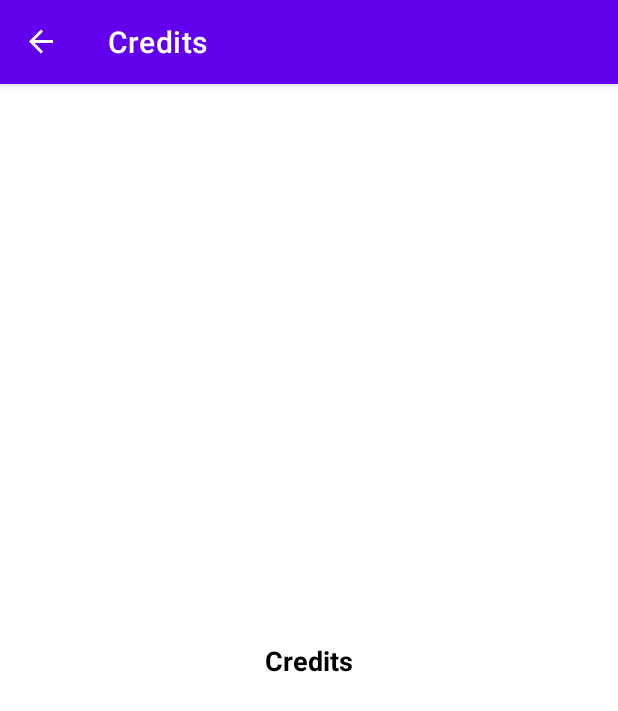
After one commit to Abhimanyu14/cat-fact, an Android app: the CreditsFragment screen opened through its navigation route, on a phone screen of 412 x 824 dp. The commit adds this screen. Shown: the top 711 px of the screen. Run offline under Robolectric (Android 15) with nearby library versions, the phone set to English and light mode, and no system bars; our stand-ins replace data binding, navigation-ui, paging; pictures from the network do not load.

Commit message:
navigation graph

```diff
--- a/codebase/android/app/build.gradle
+++ b/codebase/android/app/build.gradle
@@ -2,6 +2,7 @@ plugins {
     id 'com.android.application'
     id 'kotlin-android'
     id 'kotlin-kapt'
+    id 'androidx.navigation.safeargs.kotlin'
 }
 
 android {
--- /dev/null
+++ b/codebase/android/app/src/main/java/com/makeappssimple/abhimanyu/catfact/android/ui/CreditsFragment.kt
@@ -0,0 +1,28 @@
+package com.makeappssimple.abhimanyu.catfact.android.ui
+
+import android.os.Bundle
+import android.view.LayoutInflater
+import android.view.View
+import android.view.ViewGroup
+import androidx.fragment.app.Fragment
+import com.makeappssimple.abhimanyu.catfact.android.databinding.FragmentCreditsBinding
+
+class CreditsFragment : Fragment() {
+
+    private lateinit var binding: FragmentCreditsBinding
+
+    override fun onCreateView(
+        inflater: LayoutInflater, container: ViewGroup?,
+        savedInstanceState: Bundle?
+    ): View {
+        binding = FragmentCreditsBinding.inflate(inflater)
+
+        // Allows Data Binding to Observe LiveData with the lifecycle of this Fragment
+        binding.lifecycleOwner = this
+
+        setHasOptionsMenu(true)
+        activity?.actionBar?.setDisplayHomeAsUpEnabled(true)
+
+        return binding.root
+    }
+}
--- /dev/null
+++ b/codebase/android/app/src/main/java/com/makeappssimple/abhimanyu/catfact/android/ui/HomeFragment.kt
@@ -0,0 +1,92 @@
+package com.makeappssimple.abhimanyu.catfact.android.ui
+
+import android.os.Bundle
+import android.view.*
+import androidx.fragment.app.Fragment
+import androidx.fragment.app.viewModels
+import androidx.lifecycle.lifecycleScope
+import androidx.navigation.fragment.findNavController
+import com.makeappssimple.abhimanyu.catfact.android.R
+import com.makeappssimple.abhimanyu.catfact.android.databinding.FragmentHomeBinding
+import com.makeappssimple.abhimanyu.catfact.android.utils.ConnectivityLiveData
+import com.makeappssimple.abhimanyu.catfact.android.utils.NetworkState
+import kotlinx.coroutines.flow.collectLatest
+import kotlinx.coroutines.launch
+
+class HomeFragment : Fragment() {
+
+    private val viewModel: HomeViewModel by viewModels()
+    private val mainActivityRecyclerViewAdapter by lazy { MainActivityRecyclerViewAdapter() }
+    private var initialConnectivityCheckCompleted: Boolean = false
+    private lateinit var binding: FragmentHomeBinding
+
+    override fun onCreateView(
+        inflater: LayoutInflater, container: ViewGroup?,
+        savedInstanceState: Bundle?
+    ): View {
+        binding = FragmentHomeBinding.inflate(inflater)
+
+        // Allows Data Binding to Observe LiveData with the lifecycle of this Fragment
+        binding.lifecycleOwner = this
+
+        // Giving the binding access to the OverviewViewModel
+        binding.viewModel = viewModel
+
+        // Sets the adapter of the photosGrid RecyclerView
+        binding.fragmentHomeRecyclerView.adapter =
+            mainActivityRecyclerViewAdapter.withLoadStateFooter(
+                footer = MainActivityRecyclerViewLoadingStateAdapter {
+                    mainActivityRecyclerViewAdapter.retry()
+                }
+            )
+
+        // For appbar actions
+        setHasOptionsMenu(true)
+
+        return binding.root
+    }
+
+    override fun onViewCreated(view: View, savedInstanceState: Bundle?) {
+        super.onViewCreated(view, savedInstanceState)
+        context?.let { context ->
+            ConnectivityLiveData(context).observe(viewLifecycleOwner, { networkState ->
+                if (networkState == NetworkState.CONNECTED) {
+                    binding.fragmentHomeImageviewNoInternet.visibility = View.GONE
+                    binding.fragmentHomeTextviewNoInternet.visibility = View.GONE
+                    binding.fragmentHomeRecyclerView.visibility
+                    fetchCatFacts()
+                } else {
+                    if (!initialConnectivityCheckCompleted) {
+                        binding.fragmentHomeImageviewNoInternet.visibility = View.VISIBLE
+                        binding.fragmentHomeTextviewNoInternet.visibility = View.VISIBLE
+                    }
+                }
+                initialConnectivityCheckCompleted = true
+            })
+        }
+    }
+
+    override fun onCreateOptionsMenu(menu: Menu, inflater: MenuInflater) {
+        inflater.inflate(R.menu.menu_appbar, menu)
+        super.onCreateOptionsMenu(menu, inflater)
+    }
+
+    override fun onOptionsItemSelected(item: MenuItem) = when (item.itemId) {
+        R.id.action_credits -> {
+            val action = HomeFragmentDirections.actionHomeFragmentToCreditsFragment()
+            findNavController().navigate(action)
+            true
+        }
+        else -> {
+            super.onOptionsItemSelected(item)
+        }
+    }
+
+    private fun fetchCatFacts() {
+        lifecycleScope.launch {
+            viewModel.pagedCatFacts.collectLatest {
+                mainActivityRecyclerViewAdapter.submitData(it)
+            }
+        }
+    }
+}
--- /dev/null
+++ b/codebase/android/app/src/main/java/com/makeappssimple/abhimanyu/catfact/android/ui/HomeViewModel.kt
@@ -0,0 +1,19 @@
+package com.makeappssimple.abhimanyu.catfact.android.ui
+
+import androidx.lifecycle.ViewModel
+import androidx.lifecycle.viewModelScope
+import androidx.paging.Pager
+import androidx.paging.PagingConfig
+import androidx.paging.PagingData
+import androidx.paging.cachedIn
+import com.makeappssimple.abhimanyu.catfact.android.network.Api
+import com.makeappssimple.abhimanyu.catfact.android.network.CatFact
+import com.makeappssimple.abhimanyu.catfact.android.network.CatFactPagingSource
+import kotlinx.coroutines.flow.Flow
+
+class HomeViewModel : ViewModel() {
+
+    val pagedCatFacts: Flow<PagingData<CatFact>> = Pager(PagingConfig(pageSize = 10)) {
+        CatFactPagingSource(Api.retrofitService)
+    }.flow.cachedIn(viewModelScope)
+}
--- a/codebase/android/app/src/main/java/com/makeappssimple/abhimanyu/catfact/android/ui/MainActivity.kt
+++ b/codebase/android/app/src/main/java/com/makeappssimple/abhimanyu/catfact/android/ui/MainActivity.kt
@@ -1,58 +1,34 @@
 package com.makeappssimple.abhimanyu.catfact.android.ui
 
 import android.os.Bundle
-import android.view.View.GONE
-import android.view.View.VISIBLE
-import androidx.activity.viewModels
 import androidx.appcompat.app.AppCompatActivity
-import androidx.lifecycle.lifecycleScope
+import androidx.navigation.findNavController
+import androidx.navigation.fragment.NavHostFragment
+import androidx.navigation.ui.AppBarConfiguration
+import androidx.navigation.ui.navigateUp
+import androidx.navigation.ui.setupActionBarWithNavController
+import com.makeappssimple.abhimanyu.catfact.android.R
 import com.makeappssimple.abhimanyu.catfact.android.databinding.ActivityMainBinding
-import com.makeappssimple.abhimanyu.catfact.android.utils.ConnectivityLiveData
-import com.makeappssimple.abhimanyu.catfact.android.utils.NetworkState
-import kotlinx.coroutines.flow.collectLatest
-import kotlinx.coroutines.launch
 
 class MainActivity : AppCompatActivity() {
 
-    private val viewModel: MainActivityViewModel by viewModels()
-    private val mainActivityRecyclerViewAdapter by lazy { MainActivityRecyclerViewAdapter() }
-    private var initialConnectivityCheckCompleted: Boolean = false
     private lateinit var binding: ActivityMainBinding
+    private lateinit var appBarConfiguration: AppBarConfiguration
 
     override fun onCreate(savedInstanceState: Bundle?) {
         super.onCreate(savedInstanceState)
         binding = ActivityMainBinding.inflate(layoutInflater)
         setContentView(binding.root)
-        binding.lifecycleOwner = this
-        binding.viewModel = viewModel
-        binding.activityMainRecyclerView.adapter =
-            mainActivityRecyclerViewAdapter.withLoadStateFooter(
-                footer = MainActivityRecyclerViewLoadingStateAdapter {
-                    mainActivityRecyclerViewAdapter.retry()
-                }
-            )
 
-        ConnectivityLiveData(this).observe(this, { networkState ->
-            if (networkState == NetworkState.CONNECTED) {
-                binding.activityMainImageviewNoInternet.visibility = GONE
-                binding.activityMainTextviewNoInternet.visibility = GONE
-                binding.activityMainRecyclerView.visibility
-                fetchCatFacts()
-            } else {
-                if (!initialConnectivityCheckCompleted) {
-                    binding.activityMainImageviewNoInternet.visibility = VISIBLE
-                    binding.activityMainTextviewNoInternet.visibility = VISIBLE
-                }
-            }
-            initialConnectivityCheckCompleted = true
-        })
+        val navHostFragment =
+            supportFragmentManager.findFragmentById(R.id.nav_host_fragment) as NavHostFragment
+        val navController = navHostFragment.navController
+        appBarConfiguration = AppBarConfiguration(navController.graph)
+        setupActionBarWithNavController(navController, appBarConfiguration)
     }
 
-    private fun fetchCatFacts() {
-        lifecycleScope.launch {
-            viewModel.pagedCatFacts.collectLatest {
-                mainActivityRecyclerViewAdapter.submitData(it)
-            }
-        }
+    override fun onSupportNavigateUp(): Boolean {
+        val navController = findNavController(R.id.nav_host_fragment)
+        return navController.navigateUp(appBarConfiguration) || super.onSupportNavigateUp()
     }
 }
--- a/codebase/android/app/src/main/res/layout/activity_main.xml
+++ b/codebase/android/app/src/main/res/layout/activity_main.xml
@@ -3,56 +3,27 @@
 
     <data>
 
-        <variable
-            name="viewModel"
-            type="com.makeappssimple.abhimanyu.catfact.android.ui.MainActivityViewModel" />
     </data>
 
     <androidx.constraintlayout.widget.ConstraintLayout xmlns:android="http://schemas.android.com/apk/res/android"
         xmlns:app="http://schemas.android.com/apk/res-auto"
         xmlns:tools="http://schemas.android.com/tools"
-        android:id="@+id/activity_main_root_layout"
+        android:id="@+id/fragment_home_root_layout"
         android:layout_width="match_parent"
         android:layout_height="match_parent"
         tools:context=".ui.MainActivity">
 
-        <ImageView
-            android:id="@+id/activity_main_imageview_no_internet"
-            android:layout_width="64dp"
-            android:layout_height="64dp"
-            android:importantForAccessibility="no"
-            app:imageSrc="@{@drawable/ic_no_internet}"
-            app:layout_constraintBottom_toTopOf="@id/activity_main_textview_no_internet"
-            app:layout_constraintLeft_toLeftOf="parent"
-            app:layout_constraintRight_toRightOf="parent"
-            app:layout_constraintTop_toTopOf="parent"
-            app:layout_constraintVertical_chainStyle="packed" />
-
-        <com.google.android.material.textview.MaterialTextView
-            android:id="@+id/activity_main_textview_no_internet"
-            android:layout_width="wrap_content"
-            android:layout_height="wrap_content"
-            android:padding="16dp"
-            android:text="@string/activity_main_no_internet_connection"
-            android:textColor="@color/black"
-            android:textSize="18sp"
-            android:textStyle="bold"
-            app:layout_constraintBottom_toBottomOf="parent"
-            app:layout_constraintLeft_toLeftOf="parent"
-            app:layout_constraintRight_toRightOf="parent"
-            app:layout_constraintTop_toBottomOf="@id/activity_main_imageview_no_internet"
-            app:layout_constraintVertical_chainStyle="packed" />
-
-        <androidx.recyclerview.widget.RecyclerView
-            android:id="@+id/activity_main_recycler_view"
-            android:layout_width="match_parent"
-            android:layout_height="match_parent"
-            app:layoutManager="LinearLayoutManager"
+        <androidx.fragment.app.FragmentContainerView
+            android:id="@+id/nav_host_fragment"
+            android:name="androidx.navigation.fragment.NavHostFragment"
+            android:layout_width="0dp"
+            android:layout_height="0dp"
+            app:defaultNavHost="true"
             app:layout_constraintBottom_toBottomOf="parent"
             app:layout_constraintLeft_toLeftOf="parent"
             app:layout_constraintRight_toRightOf="parent"
             app:layout_constraintTop_toTopOf="parent"
-            tools:listitem="@layout/recyclerview_item_layout" />
+            app:navGraph="@navigation/navigation" />
 
     </androidx.constraintlayout.widget.ConstraintLayout>
 
--- /dev/null
+++ b/codebase/android/app/src/main/res/layout/fragment_credits.xml
@@ -0,0 +1,31 @@
+<?xml version="1.0" encoding="utf-8"?>
+<layout xmlns:app="http://schemas.android.com/apk/res-auto">
+
+    <data>
+
+    </data>
+
+    <androidx.constraintlayout.widget.ConstraintLayout xmlns:android="http://schemas.android.com/apk/res/android"
+        xmlns:tools="http://schemas.android.com/tools"
+        android:id="@+id/fragment_credits_root_layout"
+        android:layout_width="match_parent"
+        android:layout_height="match_parent"
+        tools:context=".ui.CreditsFragment">
+
+        <com.google.android.material.textview.MaterialTextView
+            android:id="@+id/fragment_credits_textview_no_internet"
+            android:layout_width="wrap_content"
+            android:layout_height="wrap_content"
+            android:padding="16dp"
+            android:text="Credits"
+            android:textColor="@color/black"
+            android:textSize="18sp"
+            android:textStyle="bold"
+            app:layout_constraintBottom_toBottomOf="parent"
+            app:layout_constraintLeft_toLeftOf="parent"
+            app:layout_constraintRight_toRightOf="parent"
+            app:layout_constraintTop_toTopOf="parent" />
+
+    </androidx.constraintlayout.widget.ConstraintLayout>
+
+</layout>
--- /dev/null
+++ b/codebase/android/app/src/main/res/menu/menu_appbar.xml
@@ -0,0 +1,10 @@
+<?xml version="1.0" encoding="utf-8"?>
+<menu xmlns:android="http://schemas.android.com/apk/res/android"
+    xmlns:app="http://schemas.android.com/apk/res-auto">
+
+    <item
+        android:id="@+id/action_credits"
+        android:title="@string/action_credits"
+        app:showAsAction="never" />
+
+</menu>
--- /dev/null
+++ b/codebase/android/app/src/main/res/navigation/navigation.xml
@@ -0,0 +1,24 @@
+<?xml version="1.0" encoding="utf-8"?>
+<navigation xmlns:android="http://schemas.android.com/apk/res/android"
+    xmlns:app="http://schemas.android.com/apk/res-auto"
+    xmlns:tools="http://schemas.android.com/tools"
+    android:id="@+id/navigation"
+    app:startDestination="@id/homeFragment">
+
+    <fragment
+        android:id="@+id/homeFragment"
+        android:name="com.makeappssimple.abhimanyu.catfact.android.ui.HomeFragment"
+        android:label="Cat Fact"
+        tools:layout="@layout/fragment_home">
+        <action
+            android:id="@+id/action_homeFragment_to_creditsFragment"
+            app:destination="@id/creditsFragment" />
+    </fragment>
+
+    <fragment
+        android:id="@+id/creditsFragment"
+        android:name="com.makeappssimple.abhimanyu.catfact.android.ui.CreditsFragment"
+        android:label="Credits"
+        tools:layout="@layout/fragment_credits" />
+
+</navigation>
--- a/codebase/android/app/src/main/res/values/strings.xml
+++ b/codebase/android/app/src/main/res/values/strings.xml
@@ -3,8 +3,8 @@
     <!-- app name -->
     <string name="app_name">Cat Fact</string>
 
-    <!--activity_main.xml-->
-    <string name="activity_main_no_internet_connection">No internet connection</string>
+    <!--fragment_home.xml-->
+    <string name="fragment_home_no_internet_connection">No internet connection</string>
 
     <!-- recyclerview_item_layout.xml -->
     <string name="recyclerview_item_layout_tools_text_fact">
@@ -17,4 +17,7 @@
     <string name="recyclerview_loading_state_layout_error">Error in fetching data</string>
     <string name="recyclerview_loading_state_layout_retry">Retry</string>
 
+    <!-- menu_appbar.xml -->
+    <string name="action_credits">Credits</string>
+
 </resources>
--- a/codebase/android/build.gradle
+++ b/codebase/android/build.gradle
@@ -6,6 +6,7 @@ buildscript {
     dependencies {
         classpath "com.android.tools.build:gradle:7.0.0"
         classpath "org.jetbrains.kotlin:kotlin-gradle-plugin:1.5.20"
+        classpath "androidx.navigation:navigation-safe-args-gradle-plugin:2.3.5"
     }
 }
 
```
Also changed, not shown: codebase/android/app/src/main/java/com/makeappssimple/abhimanyu/catfact/android/ui/MainActivityViewModel.kt (+1 -15 lines), codebase/android/app/src/main/res/layout/fragment_home.xml (added, +59 -0 lines).
